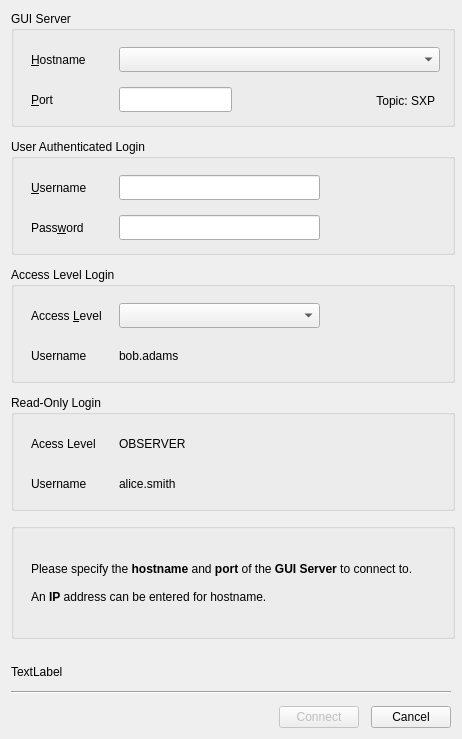
Above: src/pythonGui/karabogui/dialogs/ui/reactive_login_dialog.ui from European-XFEL/Karabo before the change. Below: the same form after it.
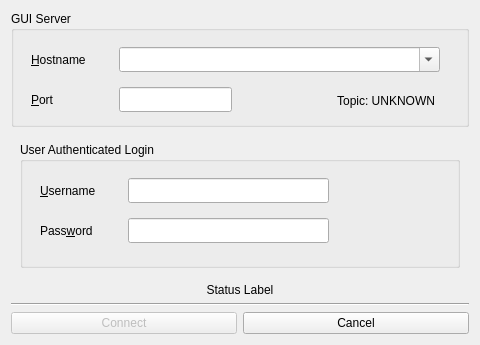
That is the form after the change. The open tabs and pages were chosen to show the change.

Commit message: Refactor reactive login dialog

What changed in the file:
```diff
--- a/src/pythonGui/karabogui/dialogs/ui/reactive_login_dialog.ui
+++ b/src/pythonGui/karabogui/dialogs/ui/reactive_login_dialog.ui
@@ -6,23 +6,20 @@
             <rect>
                 <x>0</x>
                 <y>0</y>
-                <width>462</width>
-                <height>739</height>
+    <width>480</width>
+    <height>345</height>
             </rect>
         </property>
         <property name="minimumSize">
             <size>
-                <width>462</width>
-                <height>242</height>
+    <width>480</width>
+    <height>345</height>
             </size>
         </property>
         <property name="windowTitle">
             <string>Login</string>
         </property>
         <layout class="QVBoxLayout" name="verticalLayout">
-            <property name="spacing">
-                <number>12</number>
-            </property>
             <item>
                 <widget class="QGroupBox" name="group_gui_server">
                     <property name="minimumSize">
@@ -33,10 +30,16 @@
                     </property>
                     <property name="maximumSize">
                         <size>
-                            <width>444</width>
-                            <height>116</height>
-                        </size>
-                    </property>
+       <width>16777215</width>
+       <height>16777215</height>
+      </size>
+     </property>
+     <property name="font">
+      <font>
+       <weight>50</weight>
+       <bold>false</bold>
+      </font>
+     </property>
                     <property name="title">
                         <string>GUI Server</string>
                     </property>
@@ -65,8 +68,14 @@
                                 <height>25</height>
                             </rect>
                         </property>
-                    </widget>
-                    <widget class="QLabel" name="label_serv_port">
+      <property name="editable">
+       <bool>true</bool>
+      </property>
+      <property name="insertPolicy">
+       <enum>QComboBox::NoInsert</enum>
+      </property>
+     </widget>
+     <widget class="QLabel" name="label_port">
                         <property name="geometry">
                             <rect>
                                 <x>20</x>
@@ -102,7 +111,7 @@
                             </rect>
                         </property>
                         <property name="text">
-                            <string>Topic: SXP</string>
+       <string>Topic: UNKNOWN</string>
                         </property>
                         <property name="alignment">
                             <set>Qt::AlignRight|Qt::AlignTrailing|Qt::AlignVCenter</set>
@@ -111,7 +120,17 @@
                 </widget>
             </item>
             <item>
-                <widget class="QGroupBox" name="group_login_auth">
+    <widget class="QStackedWidget" name="stackedWidget">
+     <property name="frameShape">
+      <enum>QFrame::NoFrame</enum>
+     </property>
+     <property name="currentIndex">
+      <number>0</number>
+     </property>
+     <widget class="QWidget" name="page_prompt">
+      <layout class="QHBoxLayout" name="horizontalLayout_4">
+       <item>
+        <widget class="QGroupBox" name="group_prompt">
                     <property name="minimumSize">
                         <size>
                             <width>444</width>
@@ -120,8 +139,51 @@
                     </property>
                     <property name="maximumSize">
                         <size>
-                            <width>444</width>
-                            <height>116</height>
+           <width>16777215</width>
+           <height>16777215</height>
+          </size>
+         </property>
+         <property name="title">
+          <string>Note</string>
+         </property>
+         <widget class="QLabel" name="label">
+          <property name="geometry">
+           <rect>
+            <x>20</x>
+            <y>30</y>
+            <width>401</width>
+            <height>61</height>
+           </rect>
+          </property>
+          <property name="text">
+           <string>Please specify the &lt;b&gt;hostname&lt;/b&gt; and &lt;b&gt;port&lt;/b&gt; of the &lt;b&gt;GUI Server&lt;/b&gt; to connect to.&lt;br/&gt;
+                            &lt;br/&gt;An &lt;b&gt;IP&lt;/b&gt; address can be entered for hostname.</string>
+          </property>
+          <property name="textFormat">
+           <enum>Qt::RichText</enum>
+          </property>
+          <property name="wordWrap">
+           <bool>true</bool>
+          </property>
+         </widget>
+        </widget>
+       </item>
+      </layout>
+     </widget>
+     <widget class="QWidget" name="page_auth">
+      <layout class="QHBoxLayout" name="horizontalLayout">
+       <item>
+        <widget class="QGroupBox" name="group_auth">
+         <property name="minimumSize">
+          <size>
+           <width>0</width>
+           <height>0</height>
+          </size>
+         </property>
+         <property name="maximumSize">
+          <size>
+           <width>16777215</width>
+           <height>16777215</height>
                         </size>
                     </property>
                     <property name="title">
@@ -140,10 +202,10 @@
                             <string>&amp;Username</string>
                         </property>
                         <property name="buddy">
-                            <cstring>edit_auth_username</cstring>
-                        </property>
-                    </widget>
-                    <widget class="QLineEdit" name="edit_auth_username">
+           <cstring>edit_username</cstring>
+          </property>
+         </widget>
+         <widget class="QLineEdit" name="edit_username">
                         <property name="geometry">
                             <rect>
                                 <x>108</x>
@@ -153,7 +215,7 @@
                             </rect>
                         </property>
                     </widget>
-                    <widget class="QLabel" name="label_auth_password">
+         <widget class="QLabel" name="label_password">
                         <property name="geometry">
                             <rect>
                                 <x>20</x>
@@ -166,10 +228,10 @@
                             <string>Pass&amp;word</string>
                         </property>
                         <property name="buddy">
-                            <cstring>edit_auth_password</cstring>
-                        </property>
-                    </widget>
-                    <widget class="QLineEdit" name="edit_auth_password">
+           <cstring>edit_password</cstring>
+          </property>
+         </widget>
+         <widget class="QLineEdit" name="edit_password">
                         <property name="geometry">
                             <rect>
                                 <x>108</x>
@@ -184,6 +246,10 @@
                     </widget>
                 </widget>
             </item>
+      </layout>
+     </widget>
+     <widget class="QWidget" name="page_classic">
+      <layout class="QHBoxLayout" name="horizontalLayout_3">
             <item>
                 <widget class="QGroupBox" name="group_login_level">
                     <property name="minimumSize">
@@ -194,8 +260,8 @@
                     </property>
                     <property name="maximumSize">
                         <size>
-                            <width>444</width>
-                            <height>116</height>
+           <width>16777215</width>
+           <height>16777215</height>
                         </size>
                     </property>
                     <property name="title">
@@ -250,7 +316,7 @@
                             </rect>
                         </property>
                         <property name="text">
-                            <string>bob.adams</string>
+           <string>UNKNOWN</string>
                         </property>
                     </widget>
                 </widget>
@@ -265,8 +331,8 @@
                     </property>
                     <property name="maximumSize">
                         <size>
-                            <width>444</width>
-                            <height>116</height>
+           <width>16777215</width>
+           <height>16777215</height>
                         </size>
                     </property>
                     <property name="title">
@@ -282,10 +348,10 @@
                             </rect>
                         </property>
                         <property name="text">
-                            <string>Acess Level</string>
-                        </property>
-                    </widget>
-                    <widget class="QLabel" name="label_readonly_observer">
+           <string>Access Level</string>
+          </property>
+         </widget>
+         <widget class="QLabel" name="label_observer">
                         <property name="geometry">
                             <rect>
                                 <x>108</x>
@@ -321,82 +387,24 @@
                             </rect>
                         </property>
                         <property name="text">
-                            <string>alice.smith</string>
+           <string>UNKNOWN</string>
                         </property>
                     </widget>
                 </widget>
             </item>
-            <item>
-                <widget class="QGroupBox" name="group_prompt">
-                    <property name="minimumSize">
-                        <size>
-                            <width>444</width>
-                            <height>116</height>
-                        </size>
-                    </property>
-                    <property name="maximumSize">
-                        <size>
-                            <width>444</width>
-                            <height>116</height>
-                        </size>
-                    </property>
-                    <property name="title">
-                        <string/>
-                    </property>
-                    <widget class="QLabel" name="label">
-                        <property name="geometry">
-                            <rect>
-                                <x>20</x>
-                                <y>30</y>
-                                <width>401</width>
-                                <height>61</height>
-                            </rect>
-                        </property>
-                        <property name="text">
-                            <string>Please specify the &lt;b&gt;hostname&lt;/b&gt; and &lt;b&gt;port&lt;/b&gt; of the &lt;b&gt;GUI Server&lt;/b&gt; to connect to.&lt;br/&gt;
-                            &lt;br/&gt;An &lt;b&gt;IP&lt;/b&gt; address can be entered for hostname.</string>
-                        </property>
-                        <property name="textFormat">
-                            <enum>Qt::RichText</enum>
-                        </property>
-                        <property name="wordWrap">
-                            <bool>true</bool>
-                        </property>
+      </layout>
                     </widget>
                 </widget>
             </item>
-            <item>
-                <spacer name="verticalSpacer">
-                    <property name="orientation">
-                        <enum>Qt::Vertical</enum>
-                    </property>
-                    <property name="sizeHint" stdset="0">
-                        <size>
-                            <width>20</width>
-                            <height>20</height>
-                        </size>
-                    </property>
-                </spacer>
-            </item>
-            <item>
-                <layout class="QHBoxLayout" name="h_layout_status">
                     <item>
                         <widget class="QLabel" name="label_status">
-                            <property name="sizePolicy">
-                                <sizepolicy hsizetype="Expanding" vsizetype="Preferred">
-                                    <horstretch>0</horstretch>
-                                    <verstretch>0</verstretch>
-                                </sizepolicy>
-                            </property>
                             <property name="text">
-                                <string>TextLabel</string>
-                            </property>
-                            <property name="textFormat">
-                                <enum>Qt::RichText</enum>
-                            </property>
-                        </widget>
-                    </item>
-                </layout>
+      <string>Status Label</string>
+     </property>
+     <property name="alignment">
+      <set>Qt::AlignCenter</set>
+     </property>
+    </widget>
             </item>
             <item>
                 <widget class="Line" name="v_lin_info_bottom">
@@ -414,20 +422,7 @@
             <item>
                 <layout class="QHBoxLayout" name="bottom_h_layout">
                     <item>
-                        <spacer name="hsp_bottom">
-                            <property name="orientation">
-                                <enum>Qt::Horizontal</enum>
-                            </property>
-                            <property name="sizeHint" stdset="0">
-                                <size>
-                                    <width>40</width>
-                                    <height>20</height>
-                                </size>
-                            </property>
-                        </spacer>
-                    </item>
-                    <item>
-                        <widget class="QPushButton" name="btn_connect">
+      <widget class="QPushButton" name="connect_button">
                             <property name="enabled">
                                 <bool>false</bool>
                             </property>
```
Left out of the diff: 46 changed lines with no effect on the pictures. Lines whose indentation alone changed are shown as unchanged. The commit also changes 4 other files.
